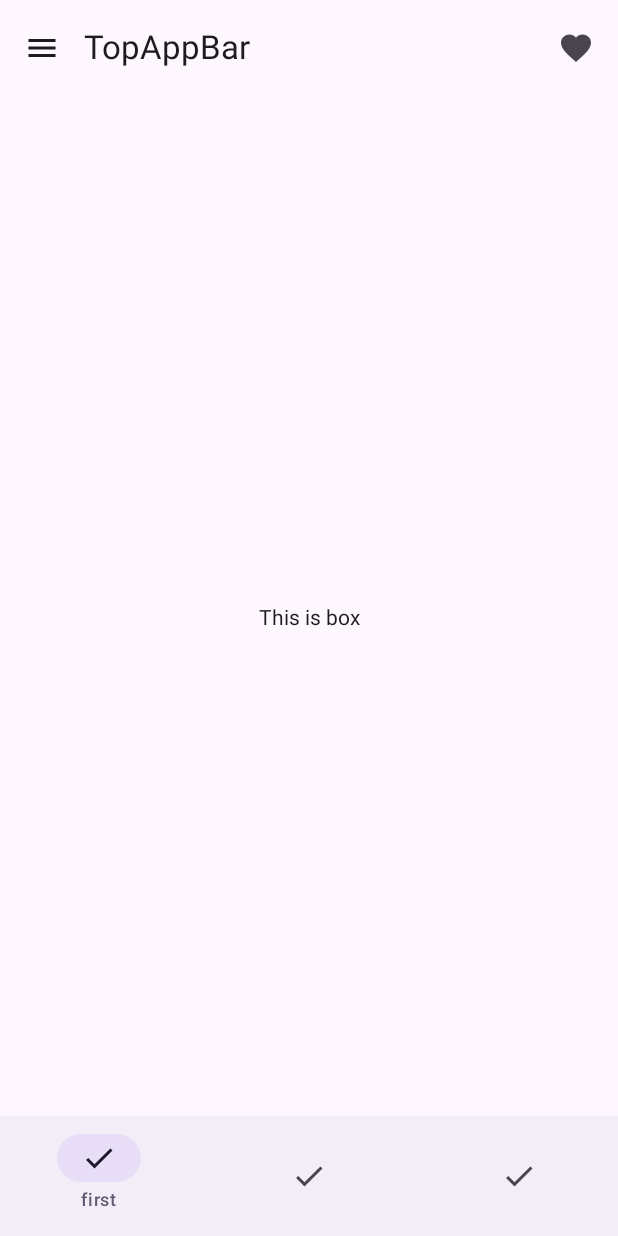
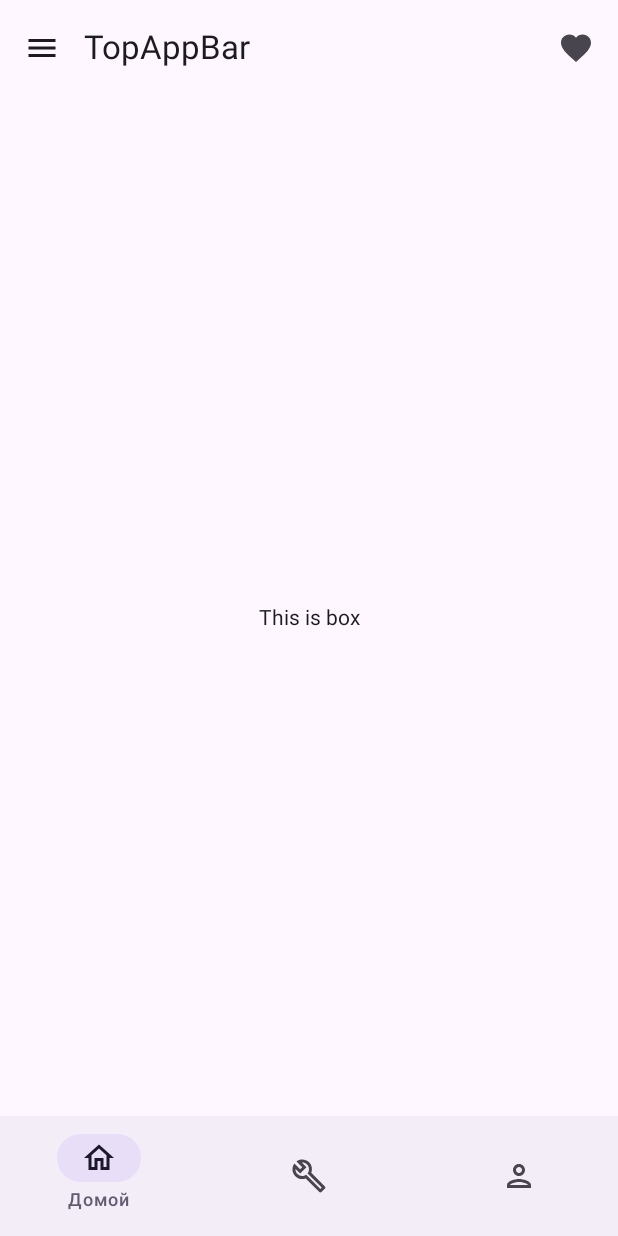
Before and after one commit to Tiltozavour/ComposeLearning, an Android app built with Jetpack Compose: the screen it shows after launch (MainActivity), on a phone screen of 412 x 824 dp. Run offline under Robolectric (Android 15) with nearby library versions, the phone set to English and light mode, and no system bars.

Commit message:
3.3 State и рекомпозиция

```diff
--- a/app/src/main/java/com/example/composelearning/AppButtonBar.kt
+++ b/app/src/main/java/com/example/composelearning/AppButtonBar.kt
@@ -38,6 +38,7 @@ import androidx.compose.runtime.remember
 import androidx.compose.runtime.rememberCoroutineScope
 import androidx.compose.runtime.setValue
 import androidx.compose.ui.Alignment
+import androidx.compose.ui.res.stringResource
 import androidx.compose.ui.text.style.TextOverflow
 import androidx.compose.ui.tooling.preview.Preview
 import androidx.compose.ui.unit.dp
@@ -127,14 +128,14 @@ private fun TopAppNavigation() {
 @Composable
 private fun BottomNavigation() {
     var selectedItem by remember { mutableStateOf(0) }
-    val items = listOf("first", "second", "third")
+    val items = listOf(BotNavItems.Home,BotNavItems.Main,BotNavItems.Profile)
     NavigationBar {
         items.forEachIndexed { index, item ->
             NavigationBarItem(
                 icon = {
-                    Icon(Icons.Filled.Done, contentDescription = item)
+                    Icon(item.icon, null)
                 },
-                label = { Text(item) },
+                label = { Text(text = stringResource(id = item.resId)) },
                 selected = selectedItem == index,
                 onClick = { selectedItem = index },
                 alwaysShowLabel = false
@@ -142,7 +143,3 @@ private fun BottomNavigation() {
         }
     }
 }
-
-private fun Drawer(){
-
-}
--- /dev/null
+++ b/app/src/main/java/com/example/composelearning/BotNavItems.kt
@@ -0,0 +1,27 @@
+package com.example.composelearning
+
+import androidx.compose.material.icons.Icons
+import androidx.compose.material.icons.outlined.Build
+import androidx.compose.material.icons.outlined.Home
+import androidx.compose.material.icons.outlined.Person
+import androidx.compose.ui.graphics.vector.ImageVector
+
+sealed class BotNavItems(
+    val resId: Int,
+    val icon: ImageVector
+) {
+    data object Home : BotNavItems(
+        resId = R.string.home_bot,
+        icon = Icons.Outlined.Home
+    )
+
+    data object Main : BotNavItems(
+        resId = R.string.main_bot,
+        icon = Icons.Outlined.Build
+    )
+
+    data object Profile : BotNavItems(
+        resId = R.string.profile_bot,
+        icon = Icons.Outlined.Person
+    )
+}
--- a/app/src/main/res/values/strings.xml
+++ b/app/src/main/res/values/strings.xml
@@ -1,3 +1,6 @@
 <resources>
     <string name="app_name">ComposeLearning</string>
+    <string name="home_bot">Домой</string>
+    <string name="main_bot">Главная</string>
+    <string name="profile_bot">Профиль</string>
 </resources>
```
